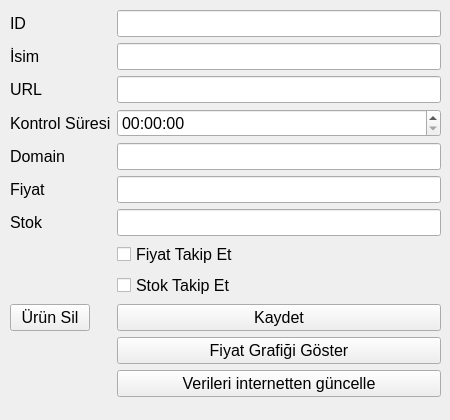
First picture: the form in Python/Design/UrunDetayForm.ui, repository Afkborn/price-tracker-with-GUI, before the edit.
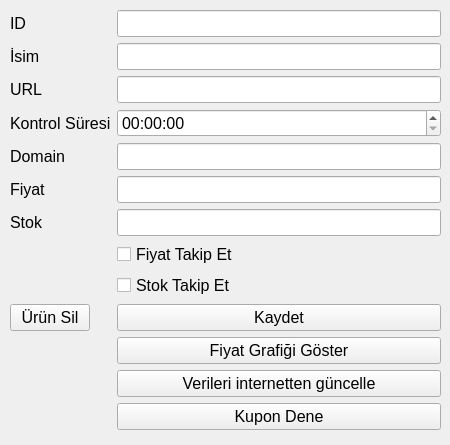
Second picture: the form after the edit.

Commit message: kupon bruteforce eklendi.

The edit to the form file:
```diff
--- a/Python/Design/UrunDetayForm.ui
+++ b/Python/Design/UrunDetayForm.ui
@@ -7,13 +7,13 @@
     <x>0</x>
     <y>0</y>
     <width>450</width>
-    <height>420</height>
+    <height>445</height>
    </rect>
   </property>
   <property name="maximumSize">
    <size>
     <width>450</width>
-    <height>420</height>
+    <height>450</height>
    </size>
   </property>
   <property name="font">
@@ -30,7 +30,7 @@
      <x>10</x>
      <y>10</y>
      <width>431</width>
-     <height>391</height>
+     <height>421</height>
     </rect>
    </property>
    <layout class="QFormLayout" name="formLayout">
@@ -188,6 +188,13 @@
       </property>
      </widget>
     </item>
+    <item row="12" column="1">
+     <widget class="QPushButton" name="urun_kupon_bruteforce_button">
+      <property name="text">
+       <string>Kupon Dene</string>
+      </property>
+     </widget>
+    </item>
    </layout>
   </widget>
  </widget>
```
The commit also changes 22 other files.
